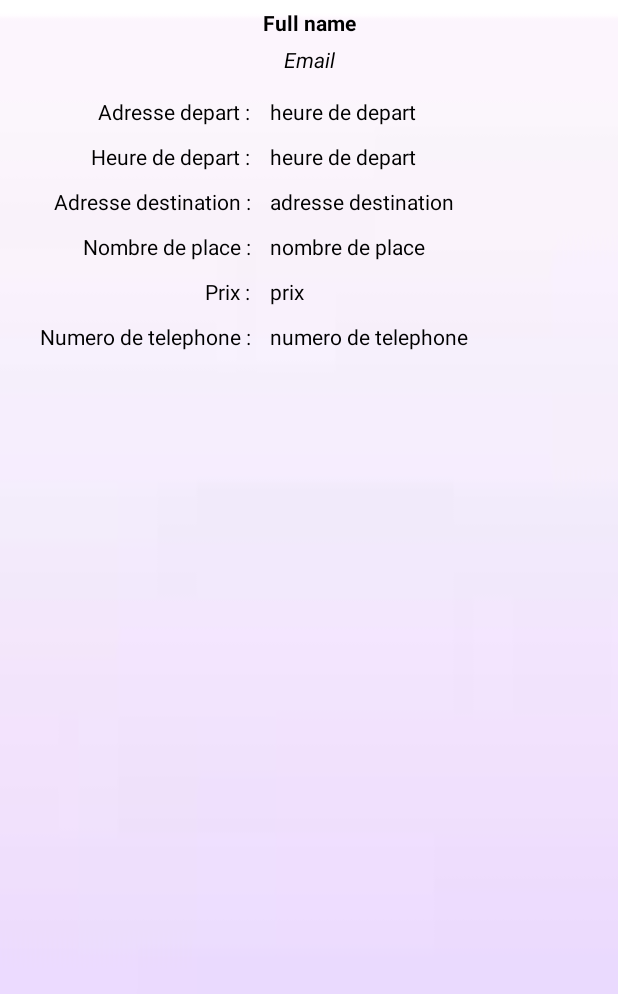
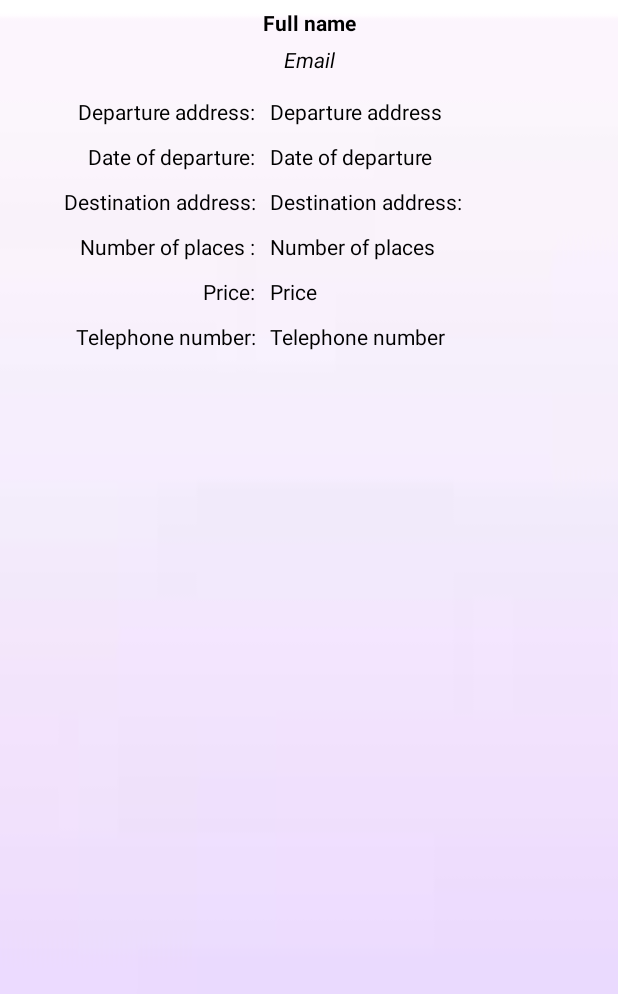
Before and after one commit to yosrgargouri/Covoiturage, an Android app: the layout list_detail.xml on its own in the app's theme, with its tools: preview values and no code run, on a phone screen of 412 x 824 dp. Shown: the top 994 px of the screen. Run offline under Robolectric (Android 15) with nearby library versions, the phone set to English and light mode, and no system bars; Roboto replaces fonts that are not available here.

Commit message:
convert fr to eng

```diff
--- a/app/src/main/res/layout/activity_main.xml
+++ b/app/src/main/res/layout/activity_main.xml
@@ -62,8 +62,8 @@
 
     <ListView
         android:id="@+id/listData"
-        android:layout_width="411dp"
-        android:layout_height="534dp"
+        android:layout_width="333dp"
+        android:layout_height="466dp"
 
         app:layout_constraintBottom_toTopOf="@+id/textView"
         app:layout_constraintEnd_toEndOf="parent"
--- a/app/src/main/res/layout/add_dialog.xml
+++ b/app/src/main/res/layout/add_dialog.xml
@@ -27,7 +27,7 @@
                 android:layout_height="match_parent"
                 android:layout_marginLeft="20dp"
                 android:gravity="center|right"
-                android:text="Adresse depart : "
+                android:text="departure address:"
                 android:textColor="@color/black" />
 
             <EditText
@@ -53,7 +53,7 @@
                 android:layout_height="match_parent"
                 android:layout_marginLeft="20dp"
                 android:gravity="center|right"
-                android:text="Date et Heure de depart : "
+                android:text="Date of departure:"
                 android:textColor="@color/black" />
 
             <EditText
@@ -79,7 +79,7 @@
                 android:layout_height="match_parent"
                 android:layout_marginLeft="20dp"
                 android:gravity="center|right"
-                android:text="Adresse destination : "
+                android:text="Destination address:"
                 android:textColor="@color/black" />
 
             <EditText
@@ -104,7 +104,7 @@
                 android:layout_height="match_parent"
                 android:layout_marginLeft="20dp"
                 android:gravity="center|right"
-                android:text="Nombre de place : "
+                android:text="Number of places :"
                 android:textColor="@color/black" />
 
 
@@ -130,7 +130,7 @@
                 android:layout_height="match_parent"
                 android:layout_marginLeft="20dp"
                 android:gravity="center|right"
-                android:text="Prix : "
+                android:text="Price:"
                 android:textColor="@color/black" />
 
 
@@ -156,7 +156,7 @@
                 android:layout_height="match_parent"
                 android:layout_marginLeft="20dp"
                 android:gravity="center|right"
-                android:text="Numero de telephone : "
+                android:text="Telephone number:"
                 android:textColor="@color/black" />
 
             <EditText
--- a/app/src/main/res/layout/list_detail.xml
+++ b/app/src/main/res/layout/list_detail.xml
@@ -48,7 +48,7 @@
                 android:layout_height="30dp"
                 android:layout_marginLeft="20dp"
                 android:gravity="center|right"
-                android:text="Adresse depart : "
+                android:text="Departure address:"
                 android:textColor="@color/black" />
 
             <TextView
@@ -59,7 +59,7 @@
                 android:layout_marginLeft="10dp"
                 android:layout_marginRight="10dp"
                 android:gravity="center|left"
-                android:text="heure de depart"
+                android:text="Departure address"
                 android:textColor="@color/black" />
 
         </LinearLayout>
@@ -72,10 +72,10 @@
                 android:id="@+id/labelHeureDepart"
                 android:layout_width="150dp"
                 android:layout_height="30dp"
-                android:textColor="@color/black"
                 android:layout_marginLeft="20dp"
                 android:gravity="center|right"
-                android:text="Heure de depart : " />
+                android:text="Date of departure:"
+                android:textColor="@color/black" />
 
             <TextView
                 android:id="@+id/heureDepart"
@@ -84,9 +84,9 @@
                 android:layout_below="@+id/labelHeureDepart"
                 android:layout_marginLeft="10dp"
                 android:layout_marginRight="10dp"
-                android:textColor="@color/black"
                 android:gravity="center|left"
-                android:text="heure de depart" />
+                android:text="Date of departure"
+                android:textColor="@color/black" />
 
         </LinearLayout>
 
@@ -102,8 +102,8 @@
                 android:layout_height="30dp"
                 android:layout_marginLeft="20dp"
                 android:gravity="center|right"
-                android:textColor="@color/black"
-                android:text="Adresse destination : " />
+                android:text="Destination address:"
+                android:textColor="@color/black" />
 
             <TextView
                 android:id="@+id/adresseDestination"
@@ -111,10 +111,10 @@
                 android:layout_height="30dp"
                 android:layout_below="@+id/labeLadresseDestination"
                 android:layout_marginLeft="10dp"
-                android:textColor="@color/black"
                 android:layout_marginRight="10dp"
                 android:gravity="center|left"
-                android:text="adresse destination" />
+                android:text="Destination address:"
+                android:textColor="@color/black" />
         </LinearLayout>
 
         <LinearLayout
@@ -128,8 +128,8 @@
                 android:layout_height="30dp"
                 android:layout_marginLeft="20dp"
                 android:gravity="center|right"
-                android:textColor="@color/black"
-                android:text="Nombre de place : " />
+                android:text="Number of places :"
+                android:textColor="@color/black" />
 
             <TextView
                 android:id="@+id/nombrePlace"
@@ -138,9 +138,9 @@
                 android:layout_below="@+id/labelNombrePlace"
                 android:layout_marginLeft="10dp"
                 android:layout_marginRight="10dp"
-                android:textColor="@color/black"
                 android:gravity="center|left"
-                android:text="nombre de place" />
+                android:text="Number of places "
+                android:textColor="@color/black" />
         </LinearLayout>
 
         <LinearLayout
@@ -154,8 +154,8 @@
                 android:layout_height="30dp"
                 android:layout_marginLeft="20dp"
                 android:gravity="center|right"
-                android:textColor="@color/black"
-                android:text="Prix : " />
+                android:text="Price:"
+                android:textColor="@color/black" />
 
             <TextView
                 android:id="@+id/prix"
@@ -163,10 +163,10 @@
                 android:layout_height="30dp"
                 android:layout_below="@+id/labeLprix"
                 android:layout_marginLeft="10dp"
-                android:textColor="@color/black"
                 android:layout_marginRight="10dp"
                 android:gravity="center|left"
-                android:text="prix" />
+                android:text="Price"
+                android:textColor="@color/black" />
         </LinearLayout>
 
         <LinearLayout
@@ -179,20 +179,20 @@
                 android:layout_width="150dp"
                 android:layout_height="30dp"
                 android:layout_marginLeft="20dp"
-                android:textColor="@color/black"
                 android:gravity="center|right"
-                android:text="Numero de telephone : " />
+                android:text="Telephone number:"
+                android:textColor="@color/black" />
 
             <TextView
                 android:id="@+id/telephone"
                 android:layout_width="match_parent"
                 android:layout_height="30dp"
-                android:textColor="@color/black"
                 android:layout_below="@+id/labelTelephone"
                 android:layout_marginLeft="10dp"
                 android:layout_marginRight="10dp"
                 android:gravity="center|left"
-                android:text="numero de telephone" />
+                android:text="Telephone number"
+                android:textColor="@color/black" />
         </LinearLayout>
 
 
```
